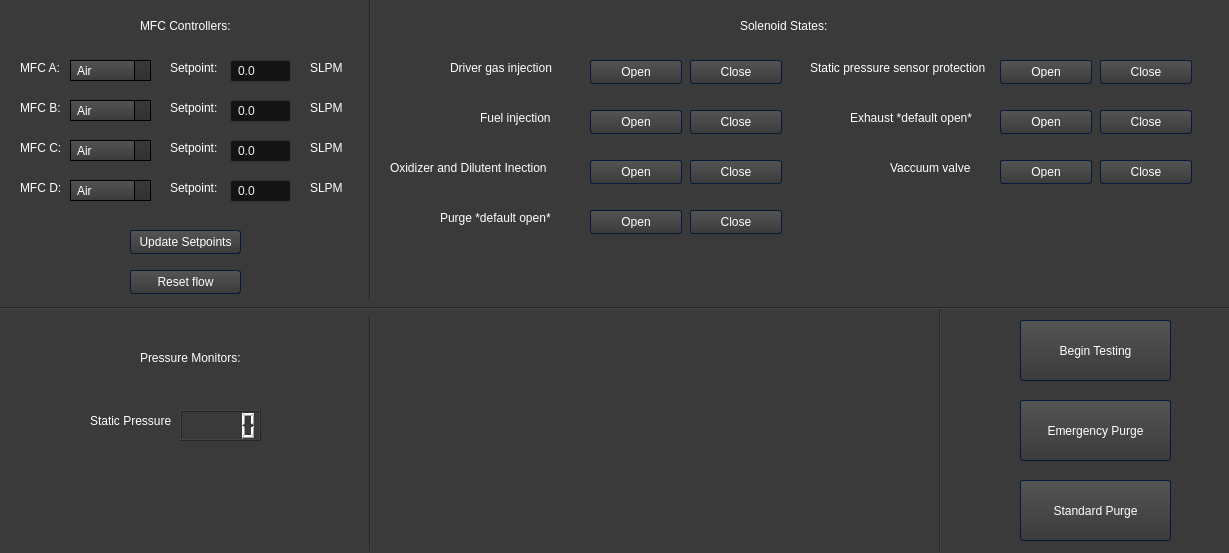
This is combustionchamber.ui in maxblack29/DetControl as Qt 5 draws it before an edit. The edited form follows.
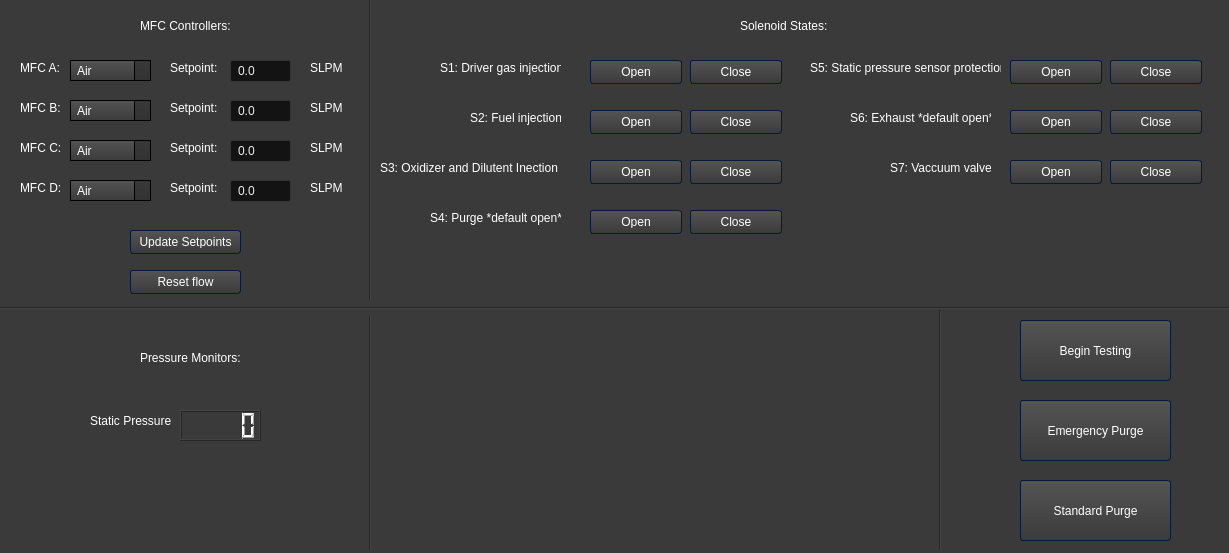
This is the edited form. Icons and pictures are not drawn.

Commit message: Small changes to combustion chabmer GUI

```diff
--- a/combustionchamber.ui
+++ b/combustionchamber.ui
@@ -2714,14 +2714,14 @@
   <widget class="QLabel" name="drivergaslabel">
    <property name="geometry">
     <rect>
-     <x>450</x>
+     <x>440</x>
      <y>60</y>
-     <width>111</width>
+     <width>121</width>
      <height>16</height>
     </rect>
    </property>
    <property name="text">
-    <string>Driver gas injection</string>
+    <string>S1: Driver gas injection</string>
    </property>
   </widget>
   <widget class="QPushButton" name="openS1">
@@ -2759,14 +2759,14 @@
   <widget class="QLabel" name="fuellabel">
    <property name="geometry">
     <rect>
-     <x>480</x>
+     <x>470</x>
      <y>110</y>
-     <width>81</width>
+     <width>91</width>
      <height>16</height>
     </rect>
    </property>
    <property name="text">
-    <string>Fuel injection</string>
+    <string>S2: Fuel injection</string>
    </property>
   </widget>
   <widget class="QPushButton" name="closeS2">
@@ -2801,14 +2801,14 @@
   <widget class="QLabel" name="oxidizerlabel">
    <property name="geometry">
     <rect>
-     <x>390</x>
+     <x>380</x>
      <y>160</y>
-     <width>161</width>
+     <width>181</width>
      <height>16</height>
     </rect>
    </property>
    <property name="text">
-    <string>Oxidizer and Dilutent Inection</string>
+    <string>S3: Oxidizer and Dilutent Inection</string>
    </property>
   </widget>
   <widget class="QPushButton" name="closeS3">
@@ -2843,14 +2843,14 @@
   <widget class="QLabel" name="purgelabel">
    <property name="geometry">
     <rect>
-     <x>440</x>
+     <x>430</x>
      <y>210</y>
-     <width>121</width>
+     <width>131</width>
      <height>16</height>
     </rect>
    </property>
    <property name="text">
-    <string>Purge *default open*</string>
+    <string>S4: Purge *default open*</string>
    </property>
   </widget>
   <widget class="QPushButton" name="openS4">
@@ -2885,7 +2885,7 @@
   <widget class="QPushButton" name="closeS5">
    <property name="geometry">
     <rect>
-     <x>1100</x>
+     <x>1110</x>
      <y>60</y>
      <width>92</width>
      <height>24</height>
@@ -2903,18 +2903,18 @@
     <rect>
      <x>810</x>
      <y>60</y>
-     <width>181</width>
+     <width>191</width>
      <height>16</height>
     </rect>
    </property>
    <property name="text">
-    <string>Static pressure sensor protection</string>
+    <string>S5: Static pressure sensor protection</string>
    </property>
   </widget>
   <widget class="QPushButton" name="openS5">
    <property name="geometry">
     <rect>
-     <x>1000</x>
+     <x>1010</x>
      <y>60</y>
      <width>92</width>
      <height>24</height>
@@ -2927,7 +2927,7 @@
   <widget class="QPushButton" name="closeS6">
    <property name="geometry">
     <rect>
-     <x>1100</x>
+     <x>1110</x>
      <y>110</y>
      <width>92</width>
      <height>24</height>
@@ -2942,18 +2942,18 @@
     <rect>
      <x>850</x>
      <y>110</y>
-     <width>131</width>
+     <width>141</width>
      <height>16</height>
     </rect>
    </property>
    <property name="text">
-    <string>Exhaust *default open*</string>
+    <string>S6: Exhaust *default open*</string>
    </property>
   </widget>
   <widget class="QPushButton" name="openS6">
    <property name="geometry">
     <rect>
-     <x>1000</x>
+     <x>1010</x>
      <y>110</y>
      <width>92</width>
      <height>24</height>
@@ -2969,7 +2969,7 @@
   <widget class="QPushButton" name="closeS7">
    <property name="geometry">
     <rect>
-     <x>1100</x>
+     <x>1110</x>
      <y>160</y>
      <width>92</width>
      <height>24</height>
@@ -2987,18 +2987,18 @@
     <rect>
      <x>890</x>
      <y>160</y>
-     <width>81</width>
+     <width>101</width>
      <height>16</height>
     </rect>
    </property>
    <property name="text">
-    <string>Vaccuum valve</string>
+    <string>S7: Vaccuum valve</string>
    </property>
   </widget>
   <widget class="QPushButton" name="openS7">
    <property name="geometry">
     <rect>
-     <x>1000</x>
+     <x>1010</x>
      <y>160</y>
      <width>92</width>
      <height>24</height>
```
The commit also changes 1 other file.
